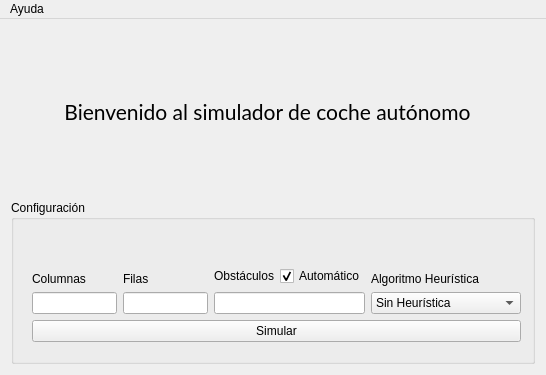
Old version of the form src/UI/mainwindow.ui in the repository alu0100967111/SmartCar.
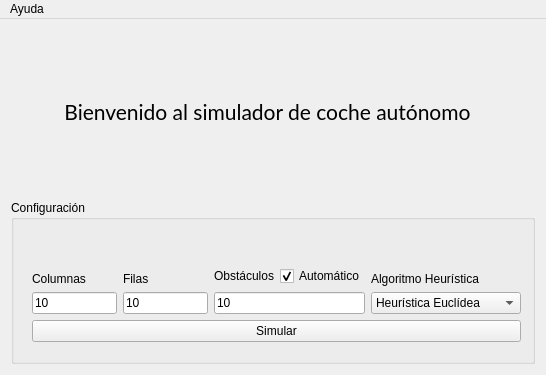
New version of the form.

What changed in the file:
```diff
--- a/src/UI/mainwindow.ui
+++ b/src/UI/mainwindow.ui
@@ -88,7 +88,11 @@
                </widget>
               </item>
               <item>
-               <widget class="QLineEdit" name="inputfilas"/>
+               <widget class="QLineEdit" name="inputfilas">
+                <property name="text">
+                 <string>10</string>
+                </property>
+               </widget>
               </item>
              </layout>
             </item>
@@ -118,7 +122,11 @@
                </widget>
               </item>
               <item>
-               <widget class="QLineEdit" name="inputcol"/>
+               <widget class="QLineEdit" name="inputcol">
+                <property name="text">
+                 <string>10</string>
+                </property>
+               </widget>
               </item>
              </layout>
             </item>
@@ -159,7 +167,11 @@
                </layout>
               </item>
               <item>
-               <widget class="QLineEdit" name="inputobs"/>
+               <widget class="QLineEdit" name="inputobs">
+                <property name="text">
+                 <string>10</string>
+                </property>
+               </widget>
               </item>
              </layout>
             </item>
@@ -187,6 +199,9 @@
               </item>
               <item>
                <widget class="QComboBox" name="heuristicOption">
+                <property name="currentIndex">
+                 <number>1</number>
+                </property>
                 <item>
                  <property name="text">
                   <string>Sin Heurística</string>
```
Left out of the diff: 2 changed lines with no effect on the pictures.
